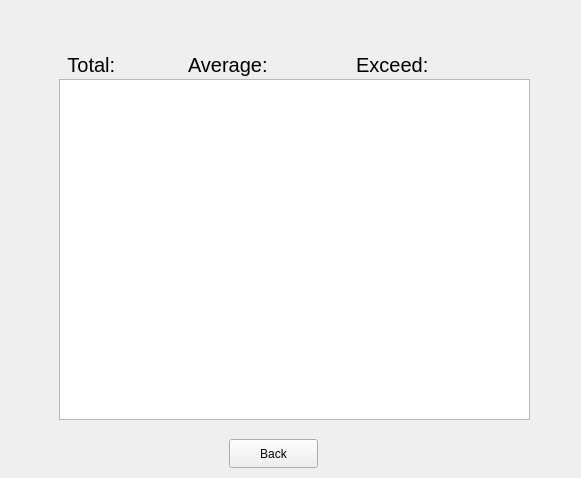
EstherFs/Programming_Design_Final_Project, file untitled1/widget.ui: the form before one commit.
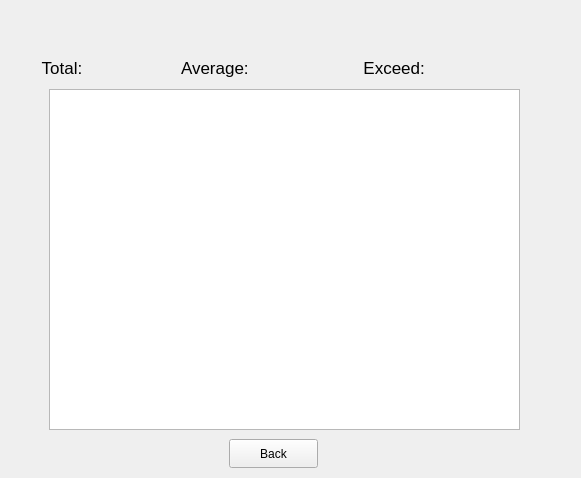
The form after the commit. The open tabs and pages were chosen to show the change.

Commit message: fix bgm and layout

```diff
--- a/untitled1/widget.ui
+++ b/untitled1/widget.ui
@@ -540,8 +540,8 @@
     <widget class="QListWidget" name="listWidget">
      <property name="geometry">
       <rect>
-       <x>60</x>
-       <y>80</y>
+       <x>50</x>
+       <y>90</y>
        <width>471</width>
        <height>341</height>
       </rect>
@@ -550,10 +550,10 @@
     <widget class="QWidget" name="horizontalLayoutWidget_7">
      <property name="geometry">
       <rect>
-       <x>30</x>
+       <x>10</x>
        <y>50</y>
-       <width>471</width>
-       <height>31</height>
+       <width>511</width>
+       <height>38</height>
       </rect>
      </property>
      <layout class="QHBoxLayout" name="horizontalLayout_7">
@@ -561,7 +561,7 @@
        <widget class="QLabel" name="label_14">
         <property name="font">
          <font>
-          <pointsize>15</pointsize>
+          <pointsize>13</pointsize>
          </font>
         </property>
         <property name="text">
@@ -573,7 +573,7 @@
        <widget class="QLabel" name="label_15">
         <property name="font">
          <font>
-          <pointsize>15</pointsize>
+          <pointsize>13</pointsize>
          </font>
         </property>
         <property name="text">
@@ -585,7 +585,7 @@
        <widget class="QLabel" name="label_16">
         <property name="font">
          <font>
-          <pointsize>15</pointsize>
+          <pointsize>13</pointsize>
          </font>
         </property>
         <property name="text">
@@ -597,7 +597,7 @@
        <widget class="QLabel" name="label_17">
         <property name="font">
          <font>
-          <pointsize>15</pointsize>
+          <pointsize>13</pointsize>
          </font>
         </property>
         <property name="text">
@@ -609,7 +609,7 @@
        <widget class="QLabel" name="label_18">
         <property name="font">
          <font>
-          <pointsize>15</pointsize>
+          <pointsize>13</pointsize>
          </font>
         </property>
         <property name="text">
@@ -621,7 +621,7 @@
        <widget class="QLabel" name="label_19">
         <property name="font">
          <font>
-          <pointsize>15</pointsize>
+          <pointsize>13</pointsize>
          </font>
         </property>
         <property name="text">
```
Left out of the diff: 32 changed lines with no effect on the pictures. The commit also changes 3 other files.
